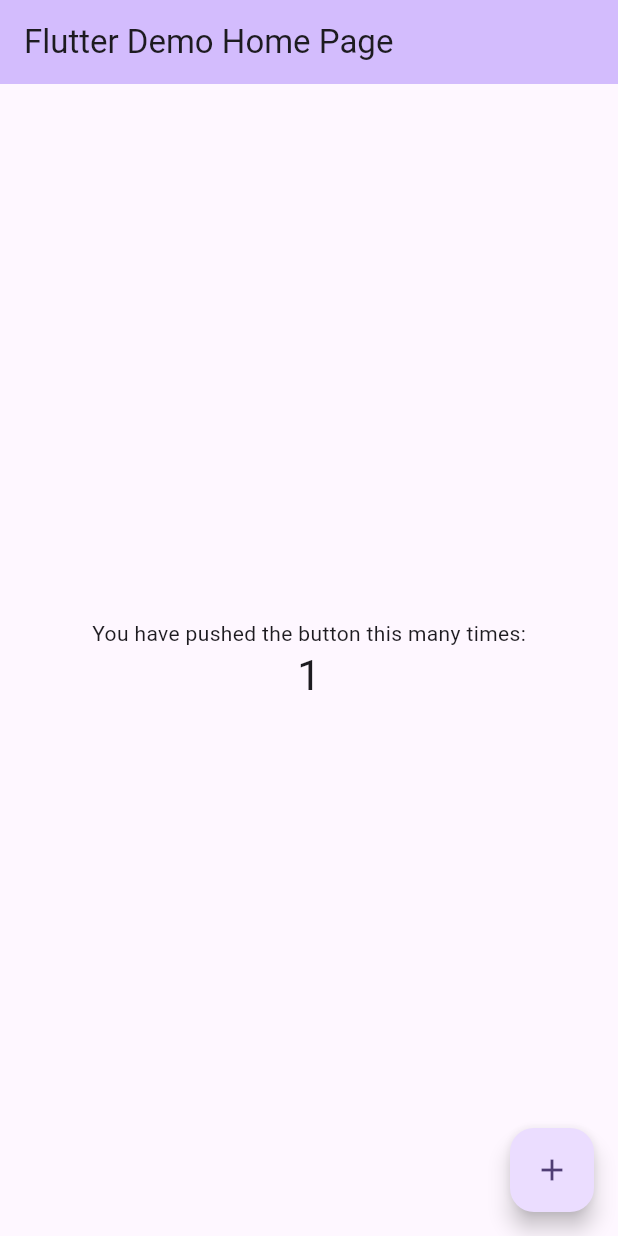
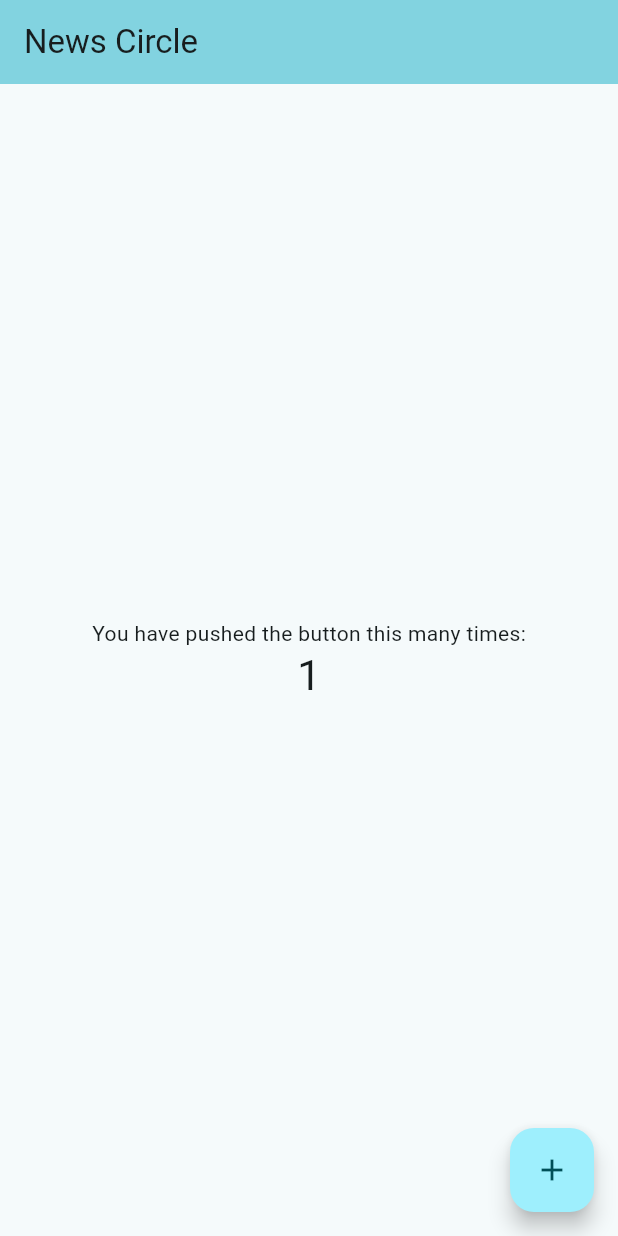
Before and after one commit to Js112001/news_circle, a Flutter app: the screen it shows after launch, after a tap on the "add" icon, on a phone screen of 412 x 824 dp. Run offline on Flutter 3.47's test engine with Material 3 defaults, Android fonts, the phone set to English and light mode, and no system bars; our stand-ins replace go_router.

Commit message:
app navigator setup

```diff
--- /dev/null
+++ b/lib/app.dart
@@ -0,0 +1,23 @@
+import 'package:flutter/material.dart';
+import 'package:news_circle/core/routes/app_navigator.dart';
+
+class App extends StatelessWidget {
+  const App({super.key});
+
+  @override
+  Widget build(BuildContext context) {
+    final router = AppNavigator().setupRouter();
+
+    return MaterialApp.router(
+      title: 'Flutter Demo',
+      theme: ThemeData(
+        colorScheme: ColorScheme.fromSeed(seedColor: Colors.white60),
+        useMaterial3: true,
+      ),
+      routerConfig: router,
+      builder: (context, child) {
+        return child!;
+      },
+    );
+  }
+}
--- /dev/null
+++ b/lib/core/routes/app_navigator.dart
@@ -0,0 +1,45 @@
+import 'package:flutter/widgets.dart';
+import 'package:go_router/go_router.dart';
+import 'package:news_circle/modules/articles/presentation/views/home_view.dart';
+
+class AppNavigator {
+  GoRouter setupRouter() {
+    return GoRouter(
+      routes: [
+        GoRoute(
+          path: '/',
+          builder: (context, state) => HomeView(
+            title: 'News Circle',
+          ),
+        ),
+      ],
+    );
+  }
+
+  static void pop(BuildContext context) {
+    GoRouter.of(context).pop();
+  }
+
+  static void pushPath(
+    BuildContext context,
+    String path, {
+    Map<String, String> params = const <String, String>{},
+    Map<String, dynamic>? extra,
+  }) {
+    GoRouter.of(context).push(
+      '/$path',
+      extra: extra,
+    );
+  }
+
+  static void pushPathReplacement(
+    BuildContext context,
+    String path, {
+    Object? extra,
+  }) {
+    GoRouter.of(context).pushReplacement(
+      '/$path',
+      extra: extra,
+    );
+  }
+}
--- a/lib/main.dart
+++ b/lib/main.dart
@@ -1,125 +1,6 @@
 import 'package:flutter/material.dart';
+import 'package:news_circle/app.dart';
 
 void main() {
-  runApp(const MyApp());
+  runApp(const App());
 }
-
-class MyApp extends StatelessWidget {
-  const MyApp({super.key});
-
-  // This widget is the root of your application.
-  @override
-  Widget build(BuildContext context) {
-    return MaterialApp(
-      title: 'Flutter Demo',
-      theme: ThemeData(
-        // This is the theme of your application.
-        //
-        // TRY THIS: Try running your application with "flutter run". You'll see
-        // the application has a purple toolbar. Then, without quitting the app,
-        // try changing the seedColor in the colorScheme below to Colors.green
-        // and then invoke "hot reload" (save your changes or press the "hot
-        // reload" button in a Flutter-supported IDE, or press "r" if you used
-        // the command line to start the app).
-        //
-        // Notice that the counter didn't reset back to zero; the application
-        // state is not lost during the reload. To reset the state, use hot
-        // restart instead.
-        //
-        // This works for code too, not just values: Most code changes can be
-        // tested with just a hot reload.
-        colorScheme: ColorScheme.fromSeed(seedColor: Colors.deepPurple),
-        useMaterial3: true,
-      ),
-      home: const MyHomePage(title: 'Flutter Demo Home Page'),
-    );
-  }
-}
-
-class MyHomePage extends StatefulWidget {
-  const MyHomePage({super.key, required this.title});
-
-  // This widget is the home page of your application. It is stateful, meaning
-  // that it has a State object (defined below) that contains fields that affect
-  // how it looks.
-
-  // This class is the configuration for the state. It holds the values (in this
-  // case the title) provided by the parent (in this case the App widget) and
-  // used by the build method of the State. Fields in a Widget subclass are
-  // always marked "final".
-
-  final String title;
-
-  @override
-  State<MyHomePage> createState() => _MyHomePageState();
-}
-
-class _MyHomePageState extends State<MyHomePage> {
-  int _counter = 0;
-
-  void _incrementCounter() {
-    setState(() {
-      // This call to setState tells the Flutter framework that something has
-      // changed in this State, which causes it to rerun the build method below
-      // so that the display can reflect the updated values. If we changed
-      // _counter without calling setState(), then the build method would not be
-      // called again, and so nothing would appear to happen.
-      _counter++;
-    });
-  }
-
-  @override
-  Widget build(BuildContext context) {
-    // This method is rerun every time setState is called, for instance as done
-    // by the _incrementCounter method above.
-    //
-    // The Flutter framework has been optimized to make rerunning build methods
-    // fast, so that you can just rebuild anything that needs updating rather
-    // than having to individually change instances of widgets.
-    return Scaffold(
-      appBar: AppBar(
-        // TRY THIS: Try changing the color here to a specific color (to
-        // Colors.amber, perhaps?) and trigger a hot reload to see the AppBar
-        // change color while the other colors stay the same.
-        backgroundColor: Theme.of(context).colorScheme.inversePrimary,
-        // Here we take the value from the MyHomePage object that was created by
-        // the App.build method, and use it to set our appbar title.
-        title: Text(widget.title),
-      ),
-      body: Center(
-        // Center is a layout widget. It takes a single child and positions it
-        // in the middle of the parent.
-        child: Column(
-          // Column is also a layout widget. It takes a list of children and
-          // arranges them vertically. By default, it sizes itself to fit its
-          // children horizontally, and tries to be as tall as its parent.
-          //
-          // Column has various properties to control how it sizes itself and
-          // how it positions its children. Here we use mainAxisAlignment to
-          // center the children vertically; the main axis here is the vertical
-          // axis because Columns are vertical (the cross axis would be
-          // horizontal).
-          //
-          // TRY THIS: Invoke "debug painting" (choose the "Toggle Debug Paint"
-          // action in the IDE, or press "p" in the console), to see the
-          // wireframe for each widget.
-          mainAxisAlignment: MainAxisAlignment.center,
-          children: <Widget>[
-            const Text(
-              'You have pushed the button this many times:',
-            ),
-            Text(
-              '$_counter',
-              style: Theme.of(context).textTheme.headlineMedium,
-            ),
-          ],
-        ),
-      ),
-      floatingActionButton: FloatingActionButton(
-        onPressed: _incrementCounter,
-        tooltip: 'Increment',
-        child: const Icon(Icons.add),
-      ), // This trailing comma makes auto-formatting nicer for build methods.
-    );
-  }
-}
--- /dev/null
+++ b/lib/modules/articles/presentation/views/home_view.dart
@@ -0,0 +1,48 @@
+import 'package:flutter/material.dart';
+
+class HomeView extends StatefulWidget {
+  const HomeView({super.key, required this.title});
+  final String title;
+
+  @override
+  State<HomeView> createState() => _HomeViewState();
+}
+
+class _HomeViewState extends State<HomeView> {
+  int _counter = 0;
+
+  void _incrementCounter() {
+    setState(() {
+      _counter++;
+    });
+  }
+
+  @override
+  Widget build(BuildContext context) {
+    return Scaffold(
+      appBar: AppBar(
+        backgroundColor: Theme.of(context).colorScheme.inversePrimary,
+        title: Text(widget.title),
+      ),
+      body: Center(
+        child: Column(
+          mainAxisAlignment: MainAxisAlignment.center,
+          children: <Widget>[
+            const Text(
+              'You have pushed the button this many times:',
+            ),
+            Text(
+              '$_counter',
+              style: Theme.of(context).textTheme.headlineMedium,
+            ),
+          ],
+        ),
+      ),
+      floatingActionButton: FloatingActionButton(
+        onPressed: _incrementCounter,
+        tooltip: 'Increment',
+        child: const Icon(Icons.add),
+      ),
+    );
+  }
+}
--- a/pubspec.yaml
+++ b/pubspec.yaml
@@ -34,6 +34,7 @@ dependencies:
   # The following adds the Cupertino Icons font to your application.
   # Use with the CupertinoIcons class for iOS style icons.
   cupertino_icons: ^1.0.8
+  go_router: ^14.6.2
 
 dev_dependencies:
   flutter_test:
```
Also changed, not shown: pubspec.lock, 1 other file.
